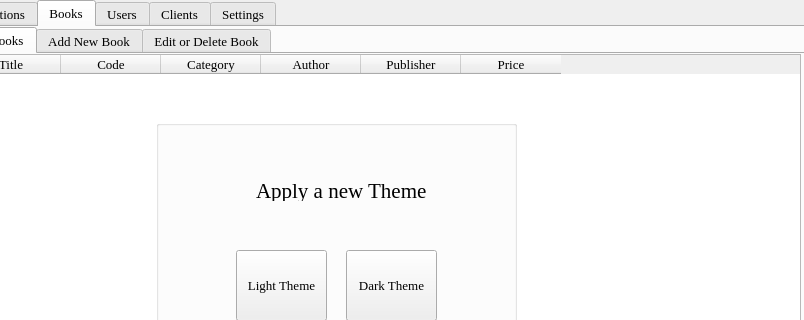
The window that Library System UI v4.ui (r00terAF18/Library-System) describes before a commit, drawn with Qt 5; both pictures show x 164 to 968 and y 0 to 320 of the 968 by 516 pixel window.
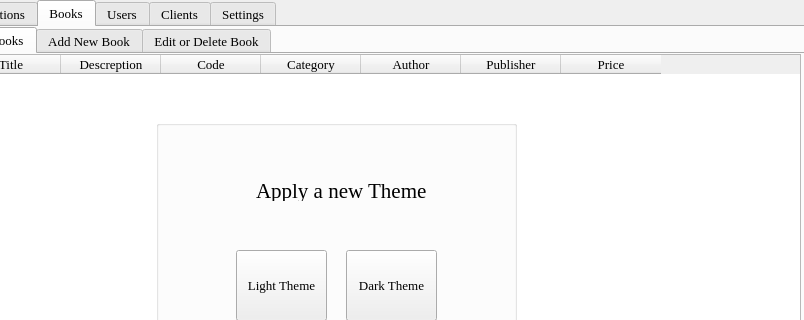
The same window after the commit. The open tabs and pages were chosen to show the change. Icons and pictures are not drawn.

Commit message: Show all clients and show all books

```diff
--- a/Library System UI v4.ui
+++ b/Library System UI v4.ui
@@ -289,6 +289,11 @@
           <string>Title</string>
          </property>
         </column>
+        <column>
+         <property name="text">
+          <string>Descreption</string>
+         </property>
+        </column>
         <column>
          <property name="text">
           <string>Code</string>
```
Left out of the diff: 2 changed lines with no effect on the pictures. The commit also changes 2 other files.
